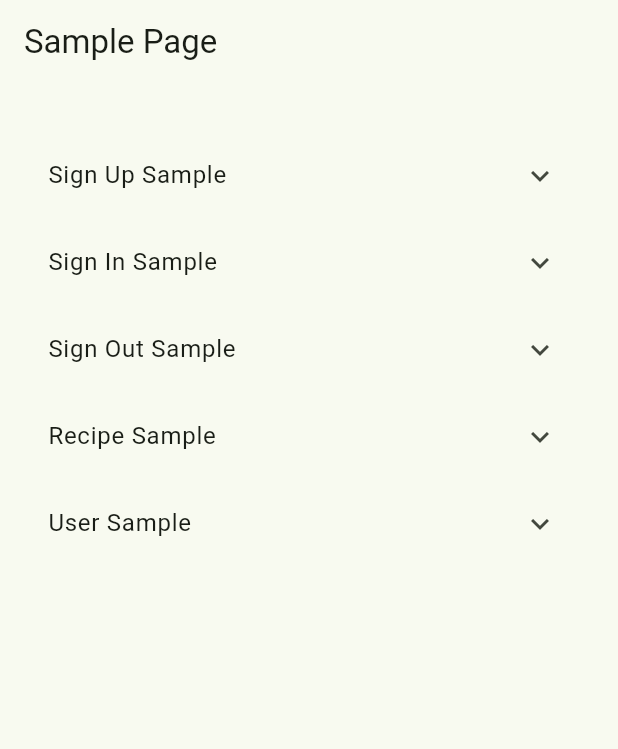
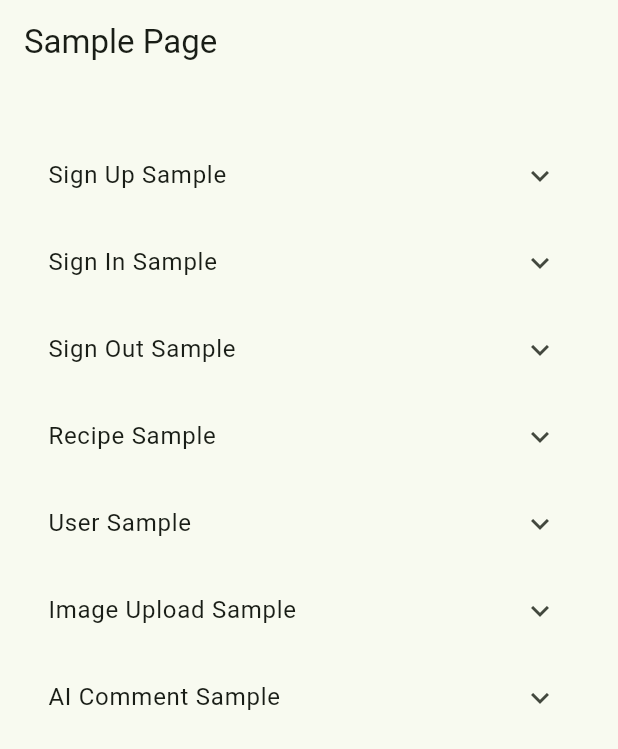
Before and after one commit to shinonome-inc/yumemi-pg-hackathon-team4, a Flutter app: the screen it shows after launch, on a phone screen of 412 x 824 dp. Shown: the top 749 px of the screen. Run offline on Flutter 3.47's test engine with Material 3 defaults, Android fonts, the phone set to English and light mode, and no system bars; our stand-ins replace cloud_firestore, firebase_auth, firebase_core, firebase_storage, flutter_dotenv, flutter_riverpod and 7 more; missing offline and left inert: flutter_app_info; accounts and stored records are empty; generated files the repository leaves out were written again.

Commit message:
サンプルに画像のアップロード処理を追加

```diff
--- a/client/lib/pages/sample/sample_page.dart
+++ b/client/lib/pages/sample/sample_page.dart
@@ -1,8 +1,10 @@
+import 'package:client/constants/mock_data.dart';
 import 'package:client/pages/sample/sample_notifier.dart';
 import 'package:client/pages/sample/sample_recipe_view.dart';
 import 'package:client/pages/sample/sample_sign_in_view.dart';
 import 'package:client/pages/sample/sample_sign_up_view.dart';
 import 'package:client/services/auth_service.dart';
+import 'package:client/services/gemini_service.dart';
 import 'package:flutter/material.dart';
 import 'package:flutter_riverpod/flutter_riverpod.dart';
 
@@ -10,10 +12,10 @@ class SamplePage extends ConsumerStatefulWidget {
   const SamplePage({super.key});
 
   @override
-  ConsumerState createState() => _TopPageState();
+  ConsumerState createState() => _SamplePageState();
 }
 
-class _TopPageState extends ConsumerState<SamplePage> {
+class _SamplePageState extends ConsumerState<SamplePage> {
   Future<void> _onPressedSignOut() async {
     await AuthService.instance.signOut();
   }
@@ -29,6 +31,7 @@ class _TopPageState extends ConsumerState<SamplePage> {
   @override
   Widget build(BuildContext context) {
     final state = ref.watch(sampleNotifierProvider);
+    final notifier = ref.read(sampleNotifierProvider.notifier);
     return Scaffold(
       appBar: AppBar(
         title: const Text('Sample Page'),
@@ -85,6 +88,53 @@ class _TopPageState extends ConsumerState<SamplePage> {
                     ),
                   ],
                 ),
+                ExpansionTile(
+                  title: const Text('Image Upload Sample'),
+                  children: <Widget>[
+                    Row(
+                      children: [
+                        IconButton(
+                          onPressed: notifier.selectImage,
+                          icon: const Icon(Icons.add_a_photo_outlined),
+                        ),
+                        Container(
+                          width: 64,
+                          height: 64,
+                          color: Colors.grey,
+                          child: state.selectedImage == null
+                              ? const SizedBox.shrink()
+                              : Image.file(
+                                  state.selectedImage!,
+                                  fit: BoxFit.cover,
+                                ),
+                        ),
+                        if (state.selectedImage != null)
+                          IconButton(
+                            onPressed: notifier.uploadImage,
+                            icon:
+                                const Icon(Icons.drive_folder_upload_outlined),
+                          ),
+                      ],
+                    ),
+                  ],
+                ),
+                ExpansionTile(
+                  title: const Text('AI Comment Sample'),
+                  children: <Widget>[
+                    ElevatedButton(
+                      onPressed: () async {
+                        final inputText = '${recipes.first.toJson()}';
+                        print('input text');
+                        final comment =
+                            await GeminiService.instance.generateMessage(
+                          inputText: inputText,
+                        );
+                        print(comment);
+                      },
+                      child: const Text('コメントを生成'),
+                    ),
+                  ],
+                ),
                 const SizedBox(height: 64),
               ],
             ),
--- a/client/lib/pages/sample/sample_state.dart
+++ b/client/lib/pages/sample/sample_state.dart
@@ -1,3 +1,5 @@
+import 'dart:io';
+
 import 'package:client/models/models.dart';
 import 'package:freezed_annotation/freezed_annotation.dart';
 
@@ -11,6 +13,7 @@ class SampleState with _$SampleState {
     required bool isLoading,
     required List<Recipe> recipes,
     required List<User> users,
+    required File? selectedImage,
   }) = _SampleState;
 }
 
@@ -19,4 +22,5 @@ const SampleState initialSampleState = SampleState(
   isLoading: false,
   recipes: [],
   users: [],
+  selectedImage: null,
 );
```
Also changed, not shown: client/lib/pages/sample/sample_notifier.dart (+51 -0 lines).
